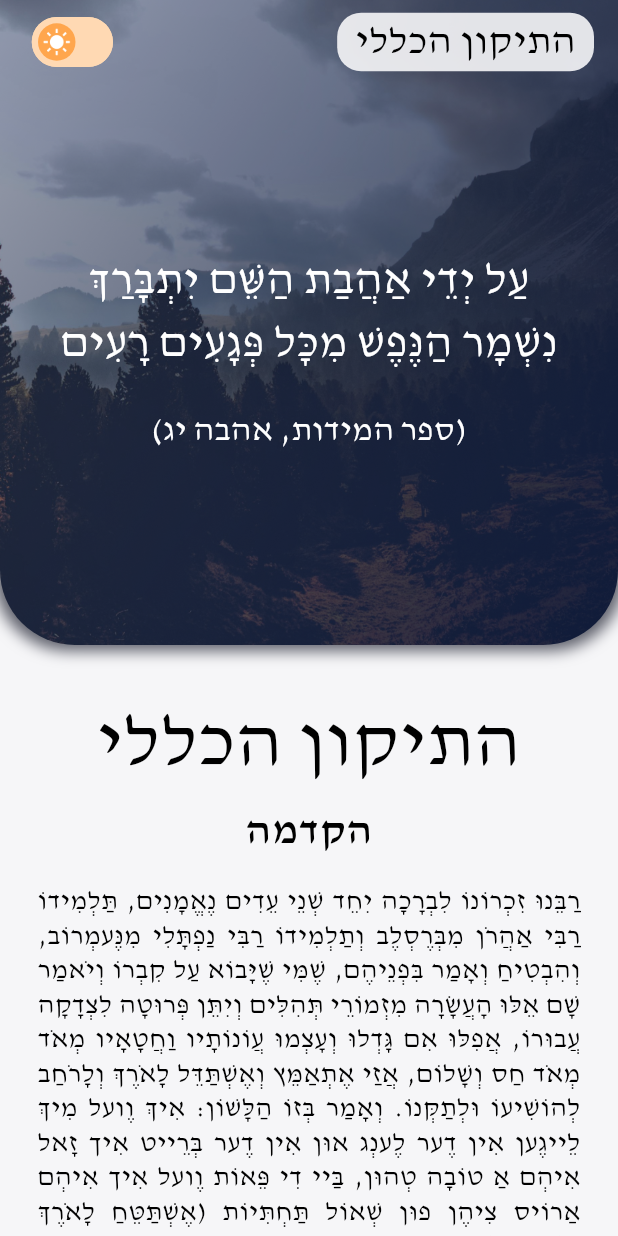
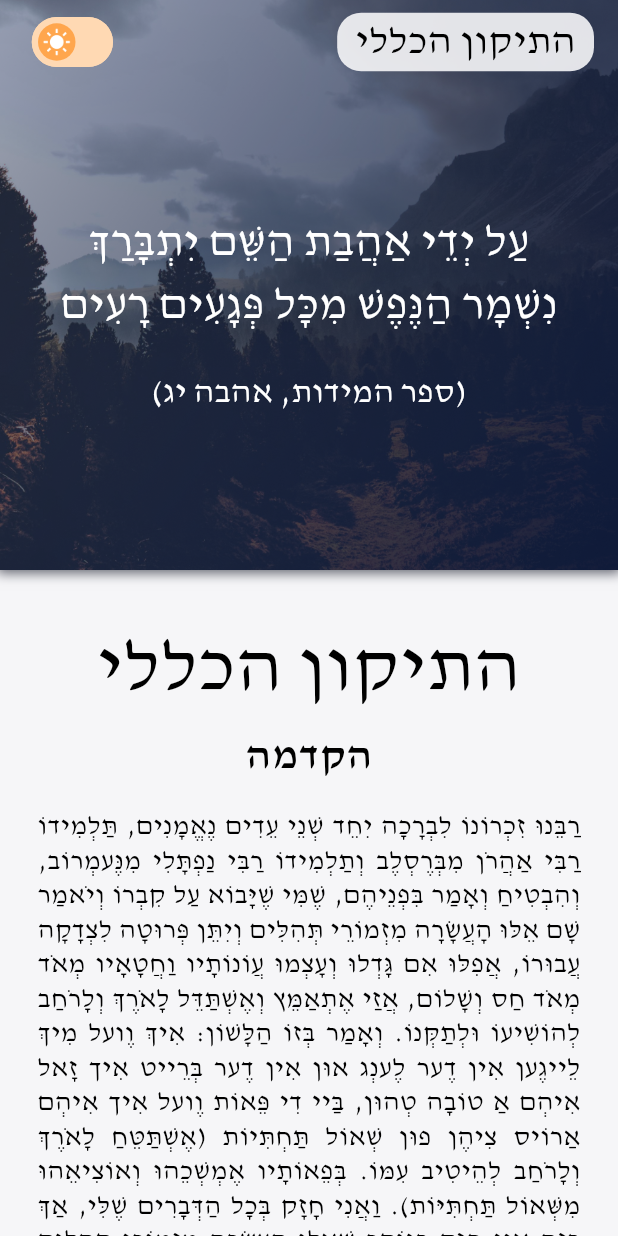
Before and after one commit to dorna6/tikon-haklali-flutter-app, a Flutter app: the screen it shows after launch, on a phone screen of 412 x 824 dp. Run offline on Flutter 3.47's test engine with Material 3 defaults, Android fonts, the phone set to English and light mode, and no system bars.

Commit message:
small cahnges

```diff
--- a/lib/main_image_widgets.dart
+++ b/lib/main_image_widgets.dart
@@ -39,12 +39,12 @@ class MainPageBigImage {
     // define shadow variabels
     final BoxShadow boxShadowMainImg = BoxShadow(
         color: Theme.of(context).colorScheme.shadow,
-        spreadRadius: 4,
-        blurRadius: 8);
+        spreadRadius: 2,
+        blurRadius: 6);
 
     return Container(
       decoration: BoxDecoration(
-        borderRadius: BorderRadius.circular(50),
+        borderRadius: BorderRadius.circular(0),
         boxShadow: [boxShadowMainImg],
       ),
       // height: 450,
@@ -55,8 +55,8 @@ class MainPageBigImage {
           Positioned.fill(
             child: ClipRRect(
               borderRadius: BorderRadius.only(
-                bottomLeft: Radius.circular(50.0),
-                bottomRight: Radius.circular(50.0),
+                bottomLeft: Radius.circular(0.0),
+                bottomRight: Radius.circular(0.0),
               ),
               child: Image.asset(mainImgPath[randomIndex_main_img],
                   fit: BoxFit.cover),
--- a/lib/main_page_widgets.dart
+++ b/lib/main_page_widgets.dart
@@ -82,7 +82,7 @@ class MainPageBody {
             elevation: 5,
             // forceElevated: true,
             pinned: true,
-            expandedHeight: 450.0,
+            expandedHeight: 400.0,
             backgroundColor: Theme.of(context).colorScheme.background,
             title: MainPageAppBar.row(
                 context: context,
```
